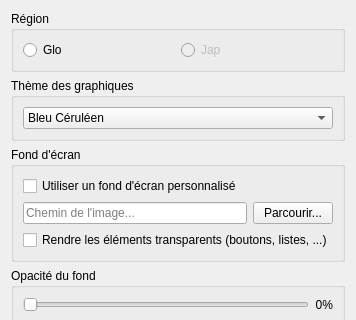
This is options.ui in darkruss48/Polar as Qt 5 draws it before an edit; both pictures show x 0 to 356 and y 0 to 320 of the 356 by 500 pixel window. The edited form follows.
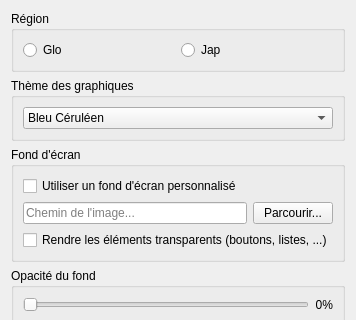
This is the edited form.

Commit message: Added jp support

```diff
--- a/options.ui
+++ b/options.ui
@@ -30,7 +30,7 @@
       <item>
        <widget class="QRadioButton" name="radioJap">
         <property name="enabled">
-         <bool>false</bool>
+         <bool>true</bool>
         </property>
         <property name="text">
          <string>Jap</string>
```
Left out of the diff: 3 changed lines with no effect on the pictures. The commit also changes 1 other file.
